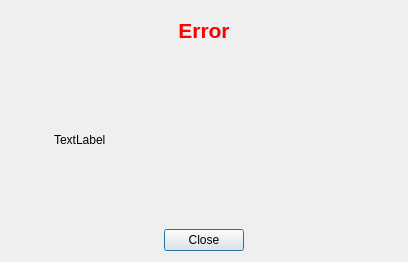
Old version of the form Code/Mantid/scripts/FilterEvents/ErrorMessage.ui in the repository mantidproject/mantid.
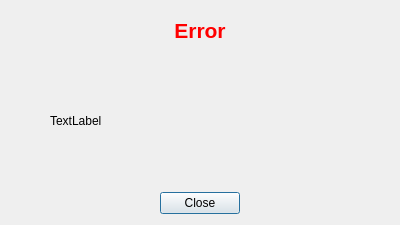
New version of the form.

Commit message: error message fix Refs #12702

```diff
--- a/Code/Mantid/scripts/FilterEvents/ErrorMessage.ui
+++ b/Code/Mantid/scripts/FilterEvents/ErrorMessage.ui
@@ -6,8 +6,8 @@
    <rect>
     <x>0</x>
     <y>0</y>
-    <width>408</width>
-    <height>262</height>
+    <width>400</width>
+    <height>225</height>
    </rect>
   </property>
   <property name="minimumSize">
@@ -20,6 +20,19 @@
    <string>Dialog</string>
   </property>
   <layout class="QGridLayout" name="gridLayout">
+   <item row="1" column="0">
+    <spacer name="verticalSpacer_3">
+     <property name="orientation">
+      <enum>Qt::Vertical</enum>
+     </property>
+     <property name="sizeHint" stdset="0">
+      <size>
+       <width>17</width>
+       <height>37</height>
+      </size>
+     </property>
+    </spacer>
+   </item>
    <item row="0" column="0">
     <layout class="QVBoxLayout" name="verticalLayout_3">
      <item>
@@ -210,19 +223,6 @@
      </item>
     </layout>
    </item>
-   <item row="1" column="0">
-    <spacer name="verticalSpacer_3">
-     <property name="orientation">
-      <enum>Qt::Vertical</enum>
-     </property>
-     <property name="sizeHint" stdset="0">
-      <size>
-       <width>20</width>
-       <height>40</height>
-      </size>
-     </property>
-    </spacer>
-   </item>
   </layout>
  </widget>
  <resources/>
```
